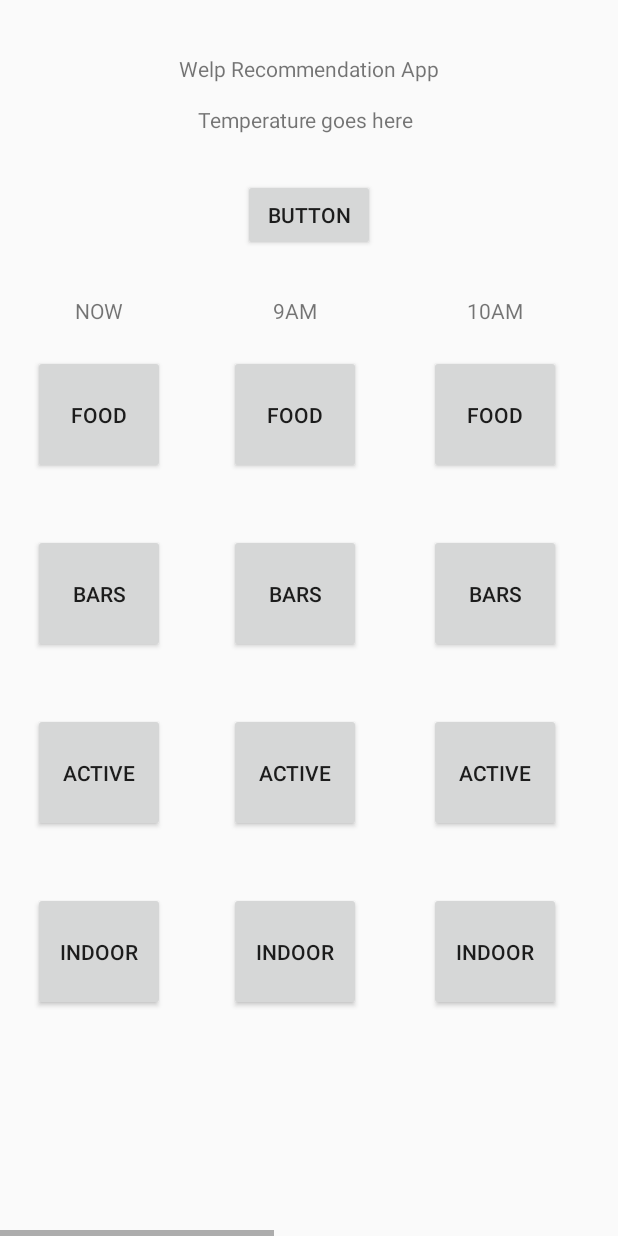
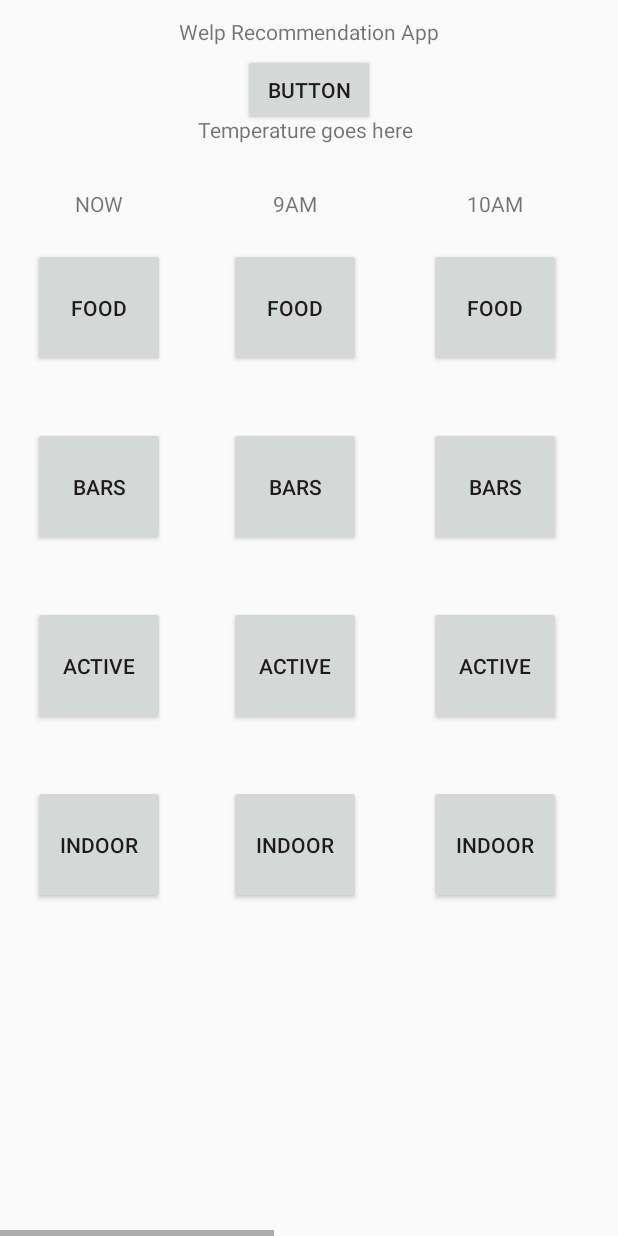
Before and after one commit to BryanKo/Hashpass, an Android app: the layout activity_main.xml on its own in the app's theme, with its tools: preview values and no code run, on a phone screen of 412 x 824 dp. Run offline under Robolectric (Android 15) with nearby library versions, the phone set to English and light mode, and no system bars.

```diff
--- a/app/build.gradle
+++ b/app/build.gradle
@@ -19,10 +19,12 @@ android {
 }
 
 dependencies {
-    implementation fileTree(dir: 'libs', include: ['*.jar'])
+    implementation fileTree(include: ['*.jar'], dir: 'libs')
     implementation 'com.android.support:appcompat-v7:26.1.0'
     implementation 'com.android.support.constraint:constraint-layout:1.0.2'
     testImplementation 'junit:junit:4.12'
     androidTestImplementation 'com.android.support.test:runner:1.0.1'
     androidTestImplementation 'com.android.support.test.espresso:espresso-core:3.0.1'
+    compile 'com.github.johnhiott:DarkSkyAPI:v0.1.5'
+    implementation files('libs/owm-japis-2.5.0.5.jar')
 }
--- a/app/src/main/AndroidManifest.xml
+++ b/app/src/main/AndroidManifest.xml
@@ -1,6 +1,8 @@
 <?xml version="1.0" encoding="utf-8"?>
 <manifest xmlns:android="http://schemas.android.com/apk/res/android"
     package="com.example.david.testing">
+    <uses-permission android:name="android.permission.INTERNET"/>
+
 
     <application
         android:allowBackup="true"
@@ -21,5 +23,4 @@
         <activity android:name=".activeCurrent" />
         <activity android:name=".indoorCurrent"></activity>
     </application>
-
 </manifest>
--- a/app/src/main/res/layout/activity_main.xml
+++ b/app/src/main/res/layout/activity_main.xml
@@ -10,28 +10,28 @@
         android:id="@+id/welpLogo"
         android:layout_width="wrap_content"
         android:layout_height="wrap_content"
-        android:layout_below="@+id/textView5"
+        android:layout_alignParentTop="true"
         android:layout_centerHorizontal="true"
-        android:layout_marginTop="36dp"
+        android:layout_marginTop="11dp"
         android:text="Welp Recommendation App" />
 
 
     <TextView
-        android:id="@+id/textView7"
+        android:id="@+id/textView_Weather"
         android:layout_width="wrap_content"
         android:layout_height="wrap_content"
-        android:layout_below="@+id/textView5"
+        android:layout_below="@+id/welpLogo"
         android:layout_centerHorizontal="true"
-        android:layout_marginTop="70dp"
+        android:layout_marginTop="46dp"
         android:text="Temperature goes here " />
 
     <Button
         android:id="@+id/button"
         android:layout_width="wrap_content"
         android:layout_height="wrap_content"
-        android:layout_below="@+id/textView7"
+        android:layout_alignBottom="@+id/textView_Weather"
         android:layout_centerHorizontal="true"
-        android:layout_marginTop="30dp"
+        android:layout_marginBottom="12dp"
         android:text="Button"
         tools:layout_editor_absoluteX="168dp"
         tools:layout_editor_absoluteY="32dp" />
--- a/build.gradle
+++ b/build.gradle
@@ -19,6 +19,7 @@ allprojects {
     repositories {
         google()
         jcenter()
+        maven {url 'https://jitpack.io'}
     }
 }
 
```
Also changed, not shown: app/src/main/java/com/example/david/testing/MainActivity.java (+49 -2 lines), app/libs/owm-japis-2.5.0.5.jar (added), 2 other files.
